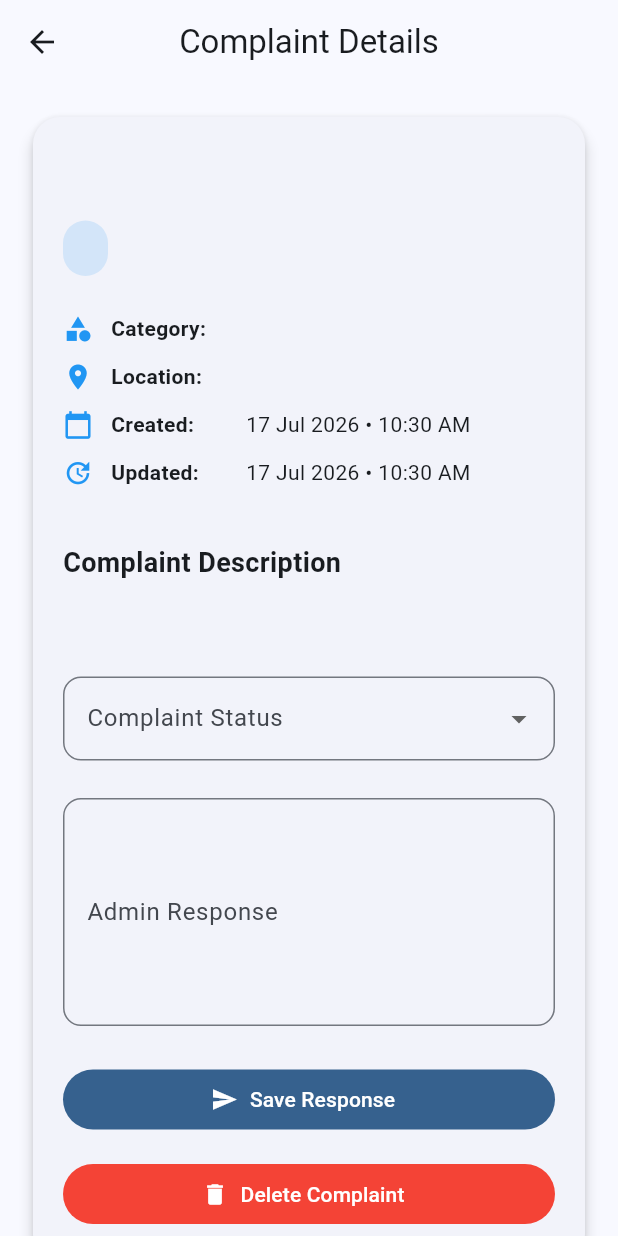
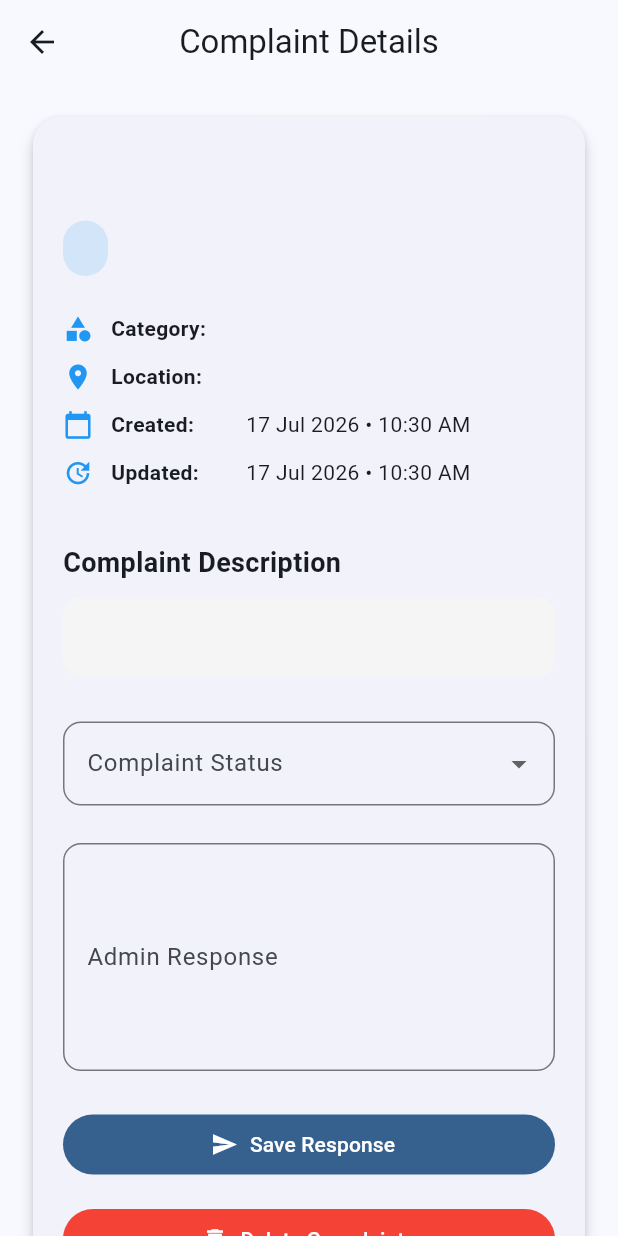
Before and after one commit to birendrakalauni/hamaro_gunaso, a Flutter app: the AdminComplaintDetailsScreen screen opened directly with empty values, on a phone screen of 412 x 824 dp. Run offline on Flutter 3.47's test engine with Material 3 defaults, Android fonts, the phone set to English and light mode, and no system bars; our stand-ins replace cloud_firestore, firebase_auth, firebase_core, image_picker; accounts and stored records are empty.

Commit message:
feat(admin): auto-save status on dropdown change & simplify response save

```diff
--- a/lib/screens/admin/admin_complaint_details_screen.dart
+++ b/lib/screens/admin/admin_complaint_details_screen.dart
@@ -21,22 +21,18 @@ class _AdminComplaintDetailsScreenState
     extends State<AdminComplaintDetailsScreen> {
   late String selectedStatus;
   late TextEditingController responseController;
+
   bool isSaving = false;
-
-  /// NEW
-  bool responseAlreadySaved = false;
 
   @override
   void initState() {
     super.initState();
+
     selectedStatus = widget.complaint["status"] ?? "Pending";
+
     responseController = TextEditingController(
       text: widget.complaint["adminResponse"] ?? "",
     );
-    responseAlreadySaved = (widget.complaint["adminResponse"] ?? "")
-        .toString()
-        .trim()
-        .isNotEmpty;
   }
 
   @override
@@ -49,10 +45,13 @@ class _AdminComplaintDetailsScreenState
     switch (status) {
       case "Resolved":
         return Colors.green;
+
       case "Rejected":
         return Colors.red;
+
       case "In Progress":
         return Colors.orange;
+
       default:
         return Colors.blue;
     }
@@ -60,18 +59,28 @@ class _AdminComplaintDetailsScreenState
 
   String formatDate(dynamic value) {
     if (value == null) return "N/A";
+
     if (value is Timestamp) {
       return DateFormat("dd MMM yyyy • hh:mm a").format(value.toDate());
     }
+
     if (value is String) {
       return DateFormat("dd MMM yyyy • hh:mm a").format(DateTime.parse(value));
     }
+
     return value.toString();
   }
 
+  /// Fix 1: Method to update complaint status in Firestore instantly
+  Future<void> updateComplaintStatus(String status) async {
+    await FirebaseFirestore.instance
+        .collection("complaints")
+        .doc(widget.complaintId)
+        .update({"status": status, "updatedAt": FieldValue.serverTimestamp()});
+  }
+
+  /// Fix 2: Saves ONLY the admin response and dates (status is handled on dropdown change)
   Future<void> saveResponse() async {
-    if (responseAlreadySaved) return;
-
     setState(() {
       isSaving = true;
     });
@@ -80,7 +89,6 @@ class _AdminComplaintDetailsScreenState
         .collection("complaints")
         .doc(widget.complaintId)
         .update({
-          "status": selectedStatus,
           "adminResponse": responseController.text.trim(),
           "responseDate": FieldValue.serverTimestamp(),
           "updatedAt": FieldValue.serverTimestamp(),
@@ -88,12 +96,12 @@ class _AdminComplaintDetailsScreenState
 
     setState(() {
       isSaving = false;
-      responseAlreadySaved = true;
     });
 
     if (!mounted) return;
+
     ScaffoldMessenger.of(context).showSnackBar(
-      const SnackBar(content: Text("Response submitted successfully.")),
+      const SnackBar(content: Text("Response saved successfully.")),
     );
   }
 
@@ -127,10 +135,12 @@ class _AdminComplaintDetailsScreenState
         .delete();
 
     if (!mounted) return;
+
     Navigator.pop(context);
-    ScaffoldMessenger.of(
-      context,
-    ).showSnackBar(const SnackBar(content: Text("Complaint deleted")));
+
+    ScaffoldMessenger.of(context).showSnackBar(
+      const SnackBar(content: Text("Complaint deleted successfully.")),
+    );
   }
 
   Widget buildInfo(IconData icon, String title, String value) {
@@ -140,7 +150,9 @@ class _AdminComplaintDetailsScreenState
         crossAxisAlignment: CrossAxisAlignment.start,
         children: [
           Icon(icon, color: Colors.blue, size: 20),
+
           const SizedBox(width: 12),
+
           SizedBox(
             width: 90,
             child: Text(
@@ -148,6 +160,7 @@ class _AdminComplaintDetailsScreenState
               style: const TextStyle(fontWeight: FontWeight.bold),
             ),
           ),
+
           Expanded(child: Text(value, style: const TextStyle(height: 1.4))),
         ],
       ),
@@ -158,7 +171,7 @@ class _AdminComplaintDetailsScreenState
   Widget build(BuildContext context) {
     final data = widget.complaint;
 
-    final imageUrl = data["imageUrl"] ?? "";
+    final String imageUrl = data["imageUrl"] ?? "";
 
     final bool complaintClosed =
         selectedStatus == "Resolved" || selectedStatus == "Rejected";
@@ -171,6 +184,7 @@ class _AdminComplaintDetailsScreenState
 
         child: Card(
           elevation: 4,
+
           shape: RoundedRectangleBorder(
             borderRadius: BorderRadius.circular(18),
           ),
@@ -182,6 +196,7 @@ class _AdminComplaintDetailsScreenState
               crossAxisAlignment: CrossAxisAlignment.start,
 
               children: [
+                /// Complaint Title
                 Text(
                   data["title"] ?? "",
                   style: const TextStyle(
@@ -192,6 +207,7 @@ class _AdminComplaintDetailsScreenState
 
                 const SizedBox(height: 15),
 
+                /// Status Badge
                 Container(
                   padding: const EdgeInsets.symmetric(
                     horizontal: 15,
@@ -214,7 +230,8 @@ class _AdminComplaintDetailsScreenState
 
                 const SizedBox(height: 25),
 
-                if (imageUrl.toString().isNotEmpty) ...[
+                /// Complaint Image
+                if (imageUrl.isNotEmpty) ...[
                   ClipRRect(
                     borderRadius: BorderRadius.circular(15),
 
@@ -223,12 +240,30 @@ class _AdminComplaintDetailsScreenState
                       width: double.infinity,
                       height: 240,
                       fit: BoxFit.cover,
+
+                      errorBuilder: (_, __, ___) {
+                        return Container(
+                          height: 240,
+                          decoration: BoxDecoration(
+                            color: Colors.grey.shade200,
+                            borderRadius: BorderRadius.circular(15),
+                          ),
+                          child: const Center(
+                            child: Icon(
+                              Icons.broken_image,
+                              size: 80,
+                              color: Colors.grey,
+                            ),
+                          ),
+                        );
+                      },
                     ),
                   ),
 
                   const SizedBox(height: 25),
                 ],
 
+                /// Complaint Information
                 buildInfo(Icons.category, "Category", data["category"] ?? ""),
 
                 buildInfo(
@@ -258,67 +293,81 @@ class _AdminComplaintDetailsScreenState
 
                 const SizedBox(height: 10),
 
-                Text(
-                  data["description"] ?? "",
-                  style: const TextStyle(height: 1.6),
+                Container(
+                  width: double.infinity,
+                  padding: const EdgeInsets.all(15),
+
+                  decoration: BoxDecoration(
+                    color: Colors.grey.shade100,
+                    borderRadius: BorderRadius.circular(12),
+                  ),
+
+                  child: Text(
+                    data["description"] ?? "",
+                    style: const TextStyle(height: 1.6, fontSize: 15),
+                  ),
                 ),
 
                 const SizedBox(height: 30),
 
+                /// ==========================
+                /// STATUS UPDATE (Fix 1 Applied)
+                /// ==========================
                 DropdownButtonFormField<String>(
                   value: selectedStatus,
-
                   decoration: InputDecoration(
                     labelText: "Complaint Status",
                     border: OutlineInputBorder(
                       borderRadius: BorderRadius.circular(12),
                     ),
                   ),
-
                   items: const [
                     DropdownMenuItem(value: "Pending", child: Text("Pending")),
-
                     DropdownMenuItem(
                       value: "In Progress",
                       child: Text("In Progress"),
                     ),
-
                     DropdownMenuItem(
                       value: "Resolved",
                       child: Text("Resolved"),
                     ),
-
                     DropdownMenuItem(
                       value: "Rejected",
                       child: Text("Rejected"),
                     ),
                   ],
-
                   onChanged: complaintClosed
                       ? null
-                      : (value) {
+                      : (value) async {
                           if (value == null) return;
 
                           setState(() {
                             selectedStatus = value;
                           });
+
+                          await updateComplaintStatus(value);
+
+                          if (!mounted) return;
+
+                          ScaffoldMessenger.of(context).showSnackBar(
+                            SnackBar(content: Text("Status changed to $value")),
+                          );
                         },
                 ),
 
                 const SizedBox(height: 25),
 
+                /// ==========================
+                /// ADMIN RESPONSE
+                /// ==========================
                 TextField(
                   controller: responseController,
-
-                  readOnly: responseAlreadySaved || complaintClosed,
-
+                  readOnly: complaintClosed,
                   maxLines: 5,
-
                   decoration: InputDecoration(
                     labelText: "Admin Response",
-
-                    hintText: "Write response for citizen...",
-
+                    hintText:
+                        "Provide an update or explanation for the citizen...",
                     border: OutlineInputBorder(
                       borderRadius: BorderRadius.circular(12),
                     ),
@@ -327,15 +376,15 @@ class _AdminComplaintDetailsScreenState
 
                 const SizedBox(height: 25),
 
+                /// ==========================
+                /// SAVE RESPONSE
+                /// ==========================
                 SizedBox(
                   width: double.infinity,
-
                   child: FilledButton.icon(
-                    onPressed:
-                        responseAlreadySaved || complaintClosed || isSaving
+                    onPressed: complaintClosed || isSaving
                         ? null
                         : saveResponse,
-
                     icon: isSaving
                         ? const SizedBox(
                             width: 20,
@@ -345,39 +394,29 @@ class _AdminComplaintDetailsScreenState
                               color: Colors.white,
                             ),
                           )
-                        : Icon(
-                            responseAlreadySaved
-                                ? Icons.check_circle
-                                : complaintClosed
-                                ? Icons.lock
-                                : Icons.send,
-                          ),
-
+                        : Icon(complaintClosed ? Icons.lock : Icons.send),
                     label: Text(
-                      responseAlreadySaved
-                          ? "Response Submitted"
-                          : complaintClosed
-                          ? "Complaint Closed"
-                          : "Save Response",
+                      complaintClosed ? "Complaint Closed" : "Save Response",
                     ),
                   ),
                 ),
 
                 const SizedBox(height: 15),
 
+                /// ==========================
+                /// DELETE COMPLAINT
+                /// ==========================
                 SizedBox(
                   width: double.infinity,
-
                   child: FilledButton.icon(
                     style: FilledButton.styleFrom(backgroundColor: Colors.red),
-
                     onPressed: deleteComplaint,
-
                     icon: const Icon(Icons.delete),
-
                     label: const Text("Delete Complaint"),
                   ),
                 ),
+
+                const SizedBox(height: 20),
               ],
             ),
           ),
```
